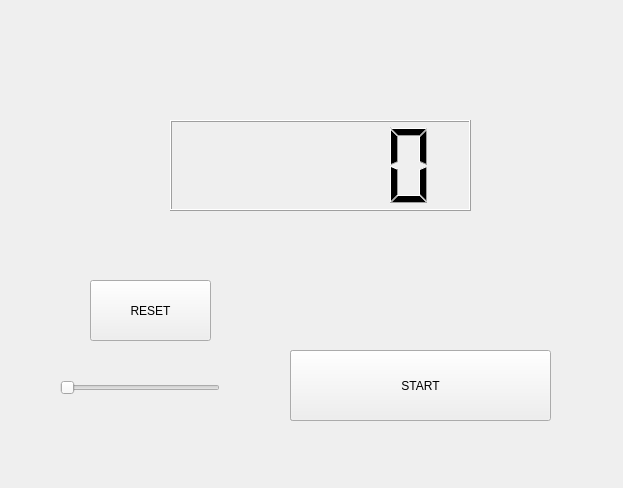
Above: ejemplo1/counterDlg.ui from ppoloalc/RoboticaG10 before the change. Below: the same form after it.
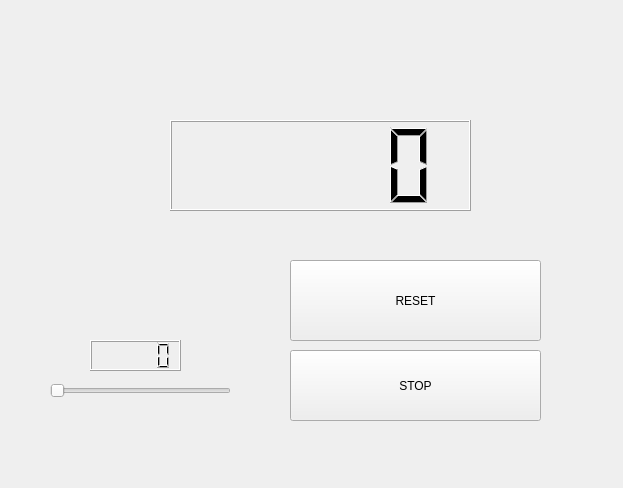
That is the form after the change.

Commit message: Tarea 0 slider y restart

What changed in the file:
```diff
--- a/ejemplo1/counterDlg.ui
+++ b/ejemplo1/counterDlg.ui
@@ -35,44 +35,50 @@
      <height>91</height>
     </rect>
    </property>
+   <property name="sizeIncrement">
+    <size>
+     <width>1</width>
+     <height>1</height>
+    </size>
+   </property>
   </widget>
   <widget class="QSlider" name="horizontalSlider">
    <property name="geometry">
     <rect>
-     <x>60</x>
+     <x>50</x>
      <y>380</y>
-     <width>160</width>
-     <height>16</height>
+     <width>181</width>
+     <height>21</height>
     </rect>
    </property>
+   <property name="maximum">
+    <number>1000</number>
+   </property>
    <property name="orientation">
     <enum>Qt::Horizontal</enum>
    </property>
   </widget>
-  <widget class="QPushButton" name="pushButton">
+  <widget class="QLCDNumber" name="lcdNumber_2">
    <property name="geometry">
     <rect>
      <x>90</x>
-     <y>280</y>
-     <width>121</width>
-     <height>61</height>
+     <y>340</y>
+     <width>91</width>
+     <height>31</height>
     </rect>
    </property>
-   <property name="text">
-    <string>RESET</string>
-   </property>
   </widget>
-  <widget class="QPushButton" name="pushButton_2">
+  <widget class="QPushButton" name="pushButton">
    <property name="geometry">
     <rect>
      <x>290</x>
-     <y>350</y>
-     <width>261</width>
-     <height>71</height>
+     <y>260</y>
+     <width>251</width>
+     <height>81</height>
     </rect>
    </property>
    <property name="text">
-    <string>START</string>
+    <string>RESET</string>
    </property>
   </widget>
  </widget>
```
The commit also changes 2 other files.
